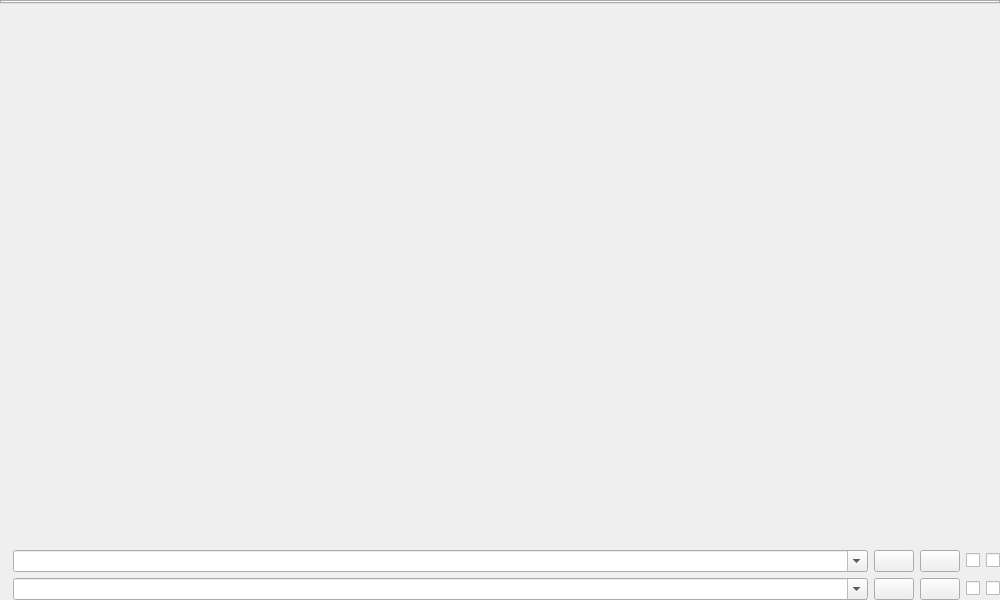
The window that src/textadept_qt.ui (orbitalquark/textadept) describes before a commit, drawn with Qt 5.
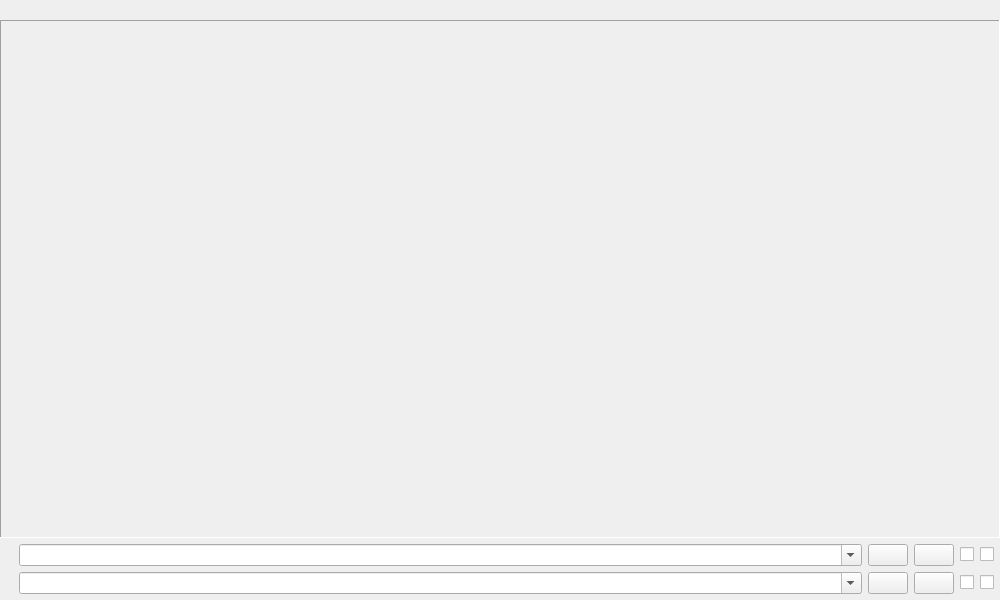
The same window after the commit.

Commit message:
Use just a QTabBar instead of a QTabWidget. Also fixed some compiler warnings and tweaked UI layout spacing and padding.
branch : qt

What changed in the file:
```diff
--- a/src/textadept_qt.ui
+++ b/src/textadept_qt.ui
@@ -16,7 +16,7 @@
   <widget class="QWidget" name="centralwidget">
    <layout class="QVBoxLayout" name="verticalLayout">
     <property name="spacing">
-     <number>6</number>
+     <number>0</number>
     </property>
     <property name="leftMargin">
      <number>0</number>
@@ -31,9 +31,30 @@
      <number>0</number>
     </property>
     <item>
-     <widget class="QTabWidget" name="tabbar">
+     <widget class="QFrame" name="tabFrame">
+      <property name="frameShape">
+       <enum>QFrame::NoFrame</enum>
+      </property>
+      <layout class="QHBoxLayout" name="horizontalLayout">
+       <property name="spacing">
+        <number>0</number>
+       </property>
+       <property name="leftMargin">
+        <number>0</number>
+       </property>
+       <property name="topMargin">
+        <number>0</number>
+       </property>
+       <property name="rightMargin">
+        <number>0</number>
+       </property>
+       <property name="bottomMargin">
+        <number>0</number>
+       </property>
+       <item>
+        <widget class="QTabBar" name="tabbar" native="true">
       <property name="sizePolicy">
-       <sizepolicy hsizetype="Expanding" vsizetype="Minimum">
+          <sizepolicy hsizetype="Minimum" vsizetype="Minimum">
         <horstretch>0</horstretch>
         <verstretch>0</verstretch>
        </sizepolicy>
@@ -50,13 +71,41 @@
       <property name="movable">
        <bool>true</bool>
       </property>
-      <property name="tabBarAutoHide">
+         <property name="autoHide" stdset="0">
        <bool>true</bool>
       </property>
+        </widget>
+       </item>
+       <item>
+        <spacer name="horizontalSpacer">
+         <property name="orientation">
+          <enum>Qt::Horizontal</enum>
+         </property>
+         <property name="sizeHint" stdset="0">
+          <size>
+           <width>40</width>
+           <height>20</height>
+          </size>
+         </property>
+        </spacer>
+       </item>
+      </layout>
      </widget>
     </item>
     <item>
      <widget class="QSplitter" name="splitter">
+      <property name="sizePolicy">
+       <sizepolicy hsizetype="Preferred" vsizetype="Expanding">
+        <horstretch>0</horstretch>
+        <verstretch>0</verstretch>
+       </sizepolicy>
+      </property>
+      <property name="frameShape">
+       <enum>QFrame::Panel</enum>
+      </property>
+      <property name="frameShadow">
+       <enum>QFrame::Sunken</enum>
+      </property>
       <property name="orientation">
        <enum>Qt::Vertical</enum>
       </property>
@@ -94,16 +143,16 @@
       </property>
       <layout class="QGridLayout" name="gridLayout">
        <property name="leftMargin">
-        <number>0</number>
+        <number>6</number>
        </property>
        <property name="topMargin">
-        <number>0</number>
+        <number>6</number>
        </property>
        <property name="rightMargin">
-        <number>0</number>
+        <number>6</number>
        </property>
        <property name="bottomMargin">
-        <number>0</number>
+        <number>6</number>
        </property>
        <property name="verticalSpacing">
         <number>6</number>
@@ -113,6 +162,9 @@
          <property name="text">
           <string/>
          </property>
+         <property name="alignment">
+          <set>Qt::AlignRight|Qt::AlignTrailing|Qt::AlignVCenter</set>
+         </property>
         </widget>
        </item>
        <item row="0" column="1">
@@ -179,6 +231,9 @@
          <property name="text">
           <string/>
          </property>
+         <property name="alignment">
+          <set>Qt::AlignRight|Qt::AlignTrailing|Qt::AlignVCenter</set>
+         </property>
         </widget>
        </item>
        <item row="1" column="1">
@@ -246,6 +301,13 @@
    </layout>
   </widget>
  </widget>
+ <customwidgets>
+  <customwidget>
+   <class>QTabBar</class>
+   <extends>QWidget</extends>
+   <header>QTabBar</header>
+  </customwidget>
+ </customwidgets>
  <tabstops>
   <tabstop>findCombo</tabstop>
   <tabstop>findNext</tabstop>
```
Left out of the diff: 6 changed lines with no effect on the pictures. Lines whose indentation alone changed are shown as unchanged. The commit also changes 1 other file.
